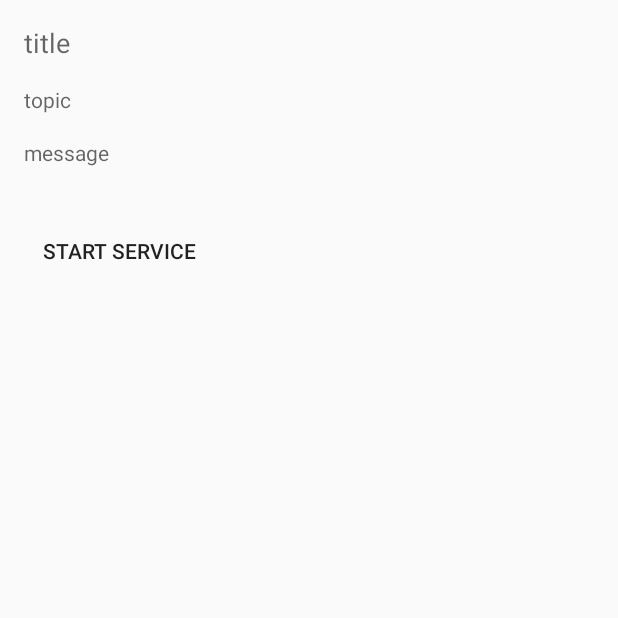
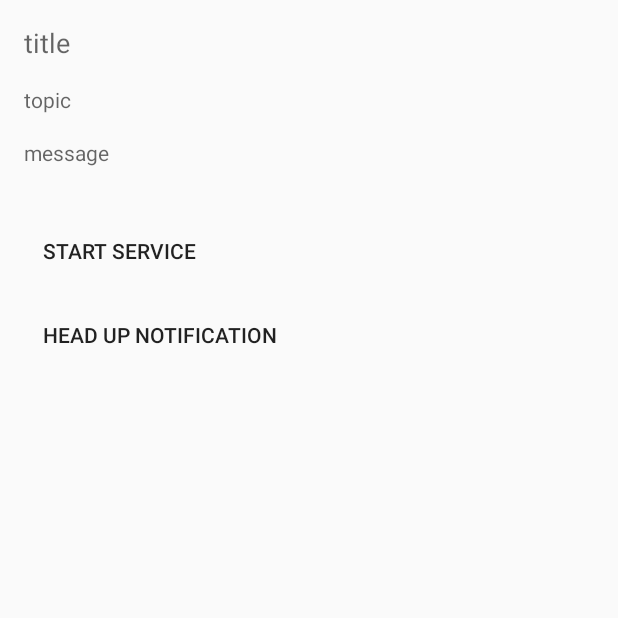
Before and after one commit to wzjing/Template, an Android app: the screen it shows after launch (MiPushActivity), after a tap on "MiPush", on a phone screen of 412 x 824 dp, the top half of it. Run offline under Robolectric (Android 15) with nearby library versions, the phone set to English and light mode, and no system bars.

Commit message:
Lock screen Notification

```diff
--- a/app/src/main/java/com/infinitytech/template/MainActivity.kt
+++ b/app/src/main/java/com/infinitytech/template/MainActivity.kt
@@ -1,6 +1,7 @@
 package com.infinitytech.template
 
 import android.app.Activity
+import android.app.NotificationManager
 import android.content.Context
 import android.content.Intent
 import androidx.appcompat.app.AppCompatActivity
@@ -10,13 +11,23 @@ import com.infinitytech.template.items.FileSelectorActivity
 import com.infinitytech.template.items.IOActivity
 import com.infinitytech.template.items.mipush.MiPushActivity
 import com.infinitytech.template.utils.startActivity
+import com.infinitytech.template.utils.w
 import kotlinx.android.synthetic.main.activity_main.*
+import android.view.WindowManager
+
 
 class MainActivity : AppCompatActivity() {
 
     override fun onCreate(savedInstanceState: Bundle?) {
         super.onCreate(savedInstanceState)
+        window?.apply {
+            addFlags(WindowManager.LayoutParams.FLAG_SHOW_WHEN_LOCKED
+                    or WindowManager.LayoutParams.FLAG_TURN_SCREEN_ON
+                    or WindowManager.LayoutParams.FLAG_DISMISS_KEYGUARD
+                    or WindowManager.LayoutParams.FLAG_KEEP_SCREEN_ON)
+        }
         setContentView(R.layout.activity_main)
+        w("MainActivity OnCreate")
 
         item1.setOnClickListener { startActivity<CameraActivity>() }
         item2.setOnClickListener { startActivity<IOActivity>() }
@@ -24,4 +35,11 @@ class MainActivity : AppCompatActivity() {
         item4.setOnClickListener { startActivity<MiPushActivity>() }
     }
 
+    override fun onResume() {
+        super.onResume()
+        w("MainActivity OnResume")
+        val notificationId = intent.getIntExtra("notification_id", -1)
+        if (notificationId > 0) (getSystemService(Context.NOTIFICATION_SERVICE) as NotificationManager).cancel(notificationId)
+    }
+
 }
--- a/app/src/main/java/com/infinitytech/template/items/mipush/MiPushActivity.kt
+++ b/app/src/main/java/com/infinitytech/template/items/mipush/MiPushActivity.kt
@@ -1,11 +1,15 @@
 package com.infinitytech.template.items.mipush
 
+import android.app.NotificationManager
+import android.content.Context
 import android.content.Intent
 import androidx.appcompat.app.AppCompatActivity
 import android.os.Bundle
 import com.infinitytech.template.App
 import com.infinitytech.template.BaseActivity
 import com.infinitytech.template.R
+import com.infinitytech.template.utils.Channels
+import com.infinitytech.template.utils.buildHeadUpNotification
 import kotlinx.android.synthetic.main.activity_mi_push.*
 import kotlinx.android.synthetic.main.activity_permission.*
 
@@ -27,6 +31,15 @@ class MiPushActivity : BaseActivity() {
             messageTv.text = getString(BUNDLE_ARG_MESSAGE, "message")
         }
 
-        startServiceBtn.setOnClickListener { startService(Intent(this, PushService::class.java)) }
+        startServiceBtn.setOnClickListener {
+            startService(Intent(this, PushService::class.java))
+        }
+
+        headUpNotificationBtn.setOnClickListener {
+            (getSystemService(Context.NOTIFICATION_SERVICE) as NotificationManager)
+                    .notify(0x301,
+                            buildHeadUpNotification("新的订单", "您有新的订单。",
+                                    Channels.CHANNEL_MESSAGE, 0x301))
+        }
     }
 }
--- a/app/src/main/res/layout/activity_mi_push.xml
+++ b/app/src/main/res/layout/activity_mi_push.xml
@@ -49,4 +49,15 @@
         app:layout_constraintStart_toStartOf="parent"
         app:layout_constraintTop_toBottomOf="@+id/messageTv" />
 
+    <Button
+        android:id="@+id/headUpNotificationBtn"
+        style="@style/Base.Widget.AppCompat.Button.Borderless"
+        android:layout_width="wrap_content"
+        android:layout_height="wrap_content"
+        android:layout_marginStart="16dp"
+        android:layout_marginTop="8dp"
+        android:text="Head Up Notification"
+        app:layout_constraintStart_toStartOf="parent"
+        app:layout_constraintTop_toBottomOf="@+id/startServiceBtn" />
+
 </androidx.constraintlayout.widget.ConstraintLayout>
```
Also changed, not shown: app/src/main/AndroidManifest.xml (+11 -4 lines), app/src/main/java/com/infinitytech/template/items/mipush/MiPush.kt (+10 -9 lines), app/src/main/java/com/infinitytech/template/items/mipush/OrderService.kt (added, +27 -0 lines), app/src/main/java/com/infinitytech/template/items/mipush/PushService.kt (+4 -21 lines), app/src/main/java/com/infinitytech/template/utils/notificationx.kt (+63 -6 lines), 1 other file.
